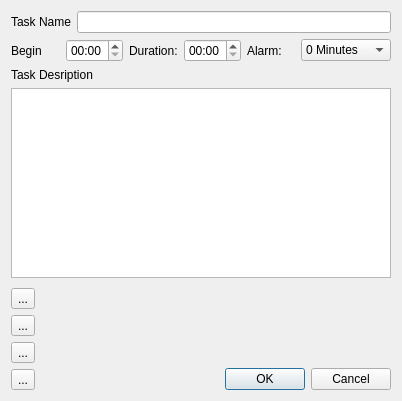
Before: the Qt Designer form ui/TaskDialog.ui in woodtluk/SimpleTaskManager, drawn with Qt 5.
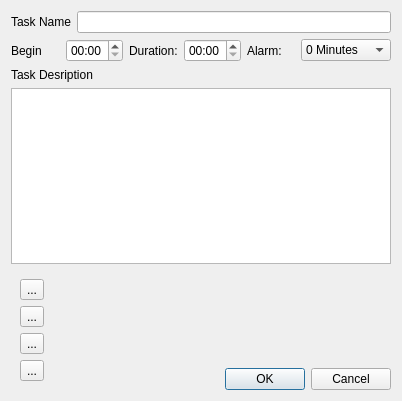
After: the same form once the commit is applied. Icons and pictures are not drawn.

Commit message: Task Dialog improved. CMakeLists.txt improved (only working with MSVC 8 properly).

```diff
--- a/ui/TaskDialog.ui
+++ b/ui/TaskDialog.ui
@@ -153,6 +153,7 @@
    <item>
     <layout class="QHBoxLayout" name="horizontalLayout_3">
      <item>
+      <widget class="QWidget" name="m_pWidgetBrowseButtons" native="true">
       <layout class="QVBoxLayout" name="verticalLayout">
        <item>
         <widget class="QToolButton" name="m_pButtonFirstTask">
@@ -199,6 +200,7 @@
         </widget>
        </item>
       </layout>
+      </widget>
      </item>
      <item>
       <spacer name="horizontalSpacer">
```
Lines whose indentation alone changed are shown as unchanged. The commit also changes 6 other files.
